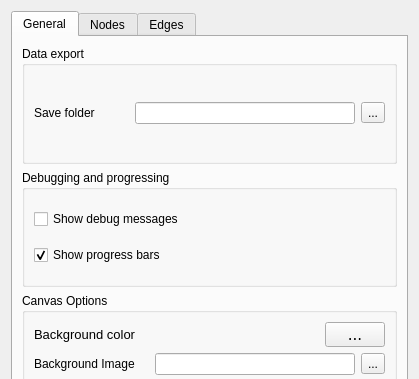
This is src/forms/settingsdialog.ui in socnetv/app as Qt 5 draws it before an edit; both pictures show x 0 to 419 and y 0 to 379 of the 419 by 608 pixel window. The edited form follows.
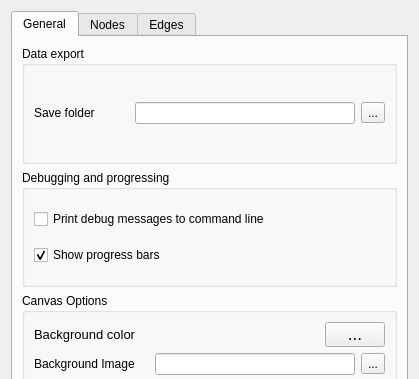
This is the edited form. Icons and pictures are not drawn.

```diff
--- a/src/forms/settingsdialog.ui
+++ b/src/forms/settingsdialog.ui
@@ -104,7 +104,7 @@
              <enum>Qt::LeftToRight</enum>
             </property>
             <property name="text">
-             <string>Show debug messages</string>
+             <string>Print debug messages to command line</string>
             </property>
            </widget>
           </item>
```
Left out of the diff: 8 changed lines with no effect on the pictures.
